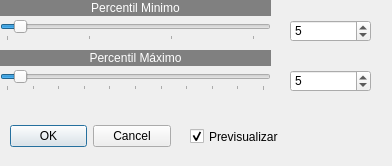
First picture: the form in ajustelineal.ui, repository neri-um/paint, before the edit.
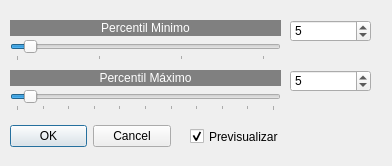
Second picture: the form after the edit.

What changed in the file:
```diff
--- a/ajustelineal.ui
+++ b/ajustelineal.ui
@@ -89,8 +89,8 @@
   <widget class="QLabel" name="label_3">
    <property name="geometry">
     <rect>
-     <x>0</x>
-     <y>0</y>
+     <x>10</x>
+     <y>20</y>
      <width>271</width>
      <height>16</height>
     </rect>
@@ -109,8 +109,8 @@
   <widget class="QSlider" name="horizontalSlider_3">
    <property name="geometry">
     <rect>
-     <x>0</x>
-     <y>70</y>
+     <x>10</x>
+     <y>90</y>
      <width>271</width>
      <height>21</height>
     </rect>
@@ -137,8 +137,8 @@
   <widget class="QSlider" name="horizontalSlider_4">
    <property name="geometry">
     <rect>
-     <x>0</x>
-     <y>20</y>
+     <x>10</x>
+     <y>40</y>
      <width>271</width>
      <height>21</height>
     </rect>
@@ -168,8 +168,8 @@
   <widget class="QLabel" name="label_4">
    <property name="geometry">
     <rect>
-     <x>0</x>
-     <y>50</y>
+     <x>10</x>
+     <y>70</y>
      <width>271</width>
      <height>16</height>
     </rect>
```
